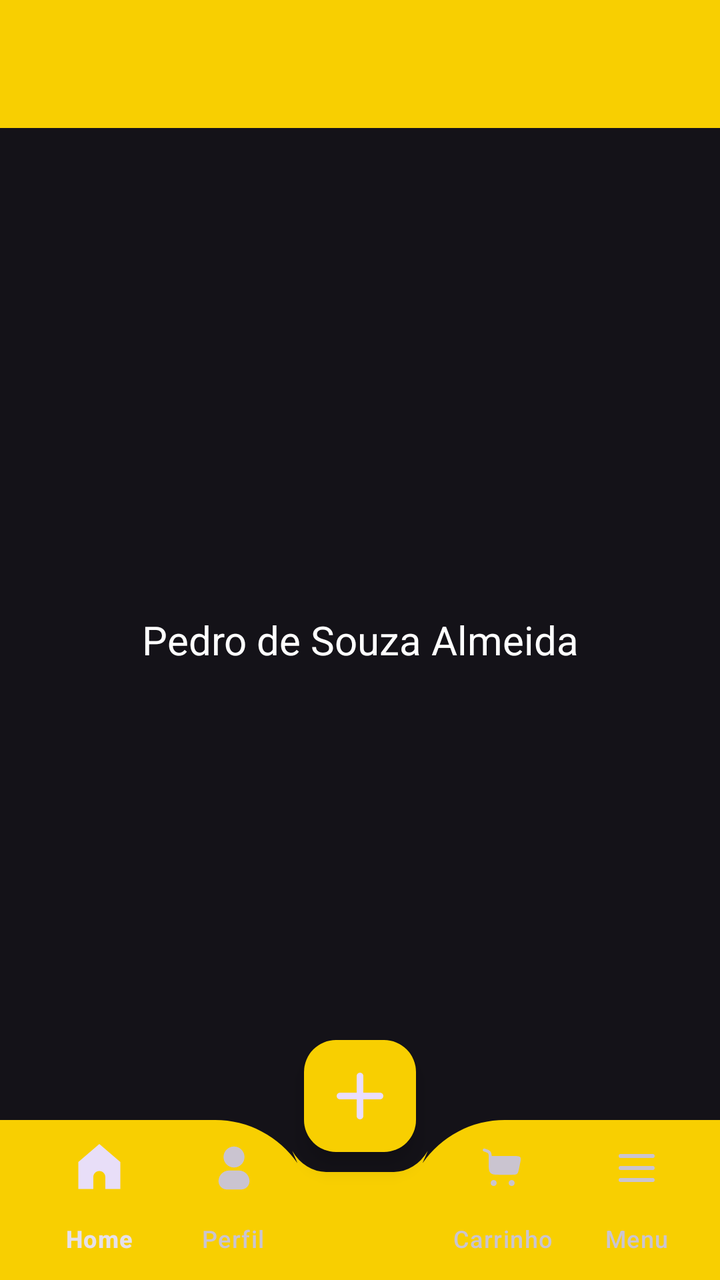
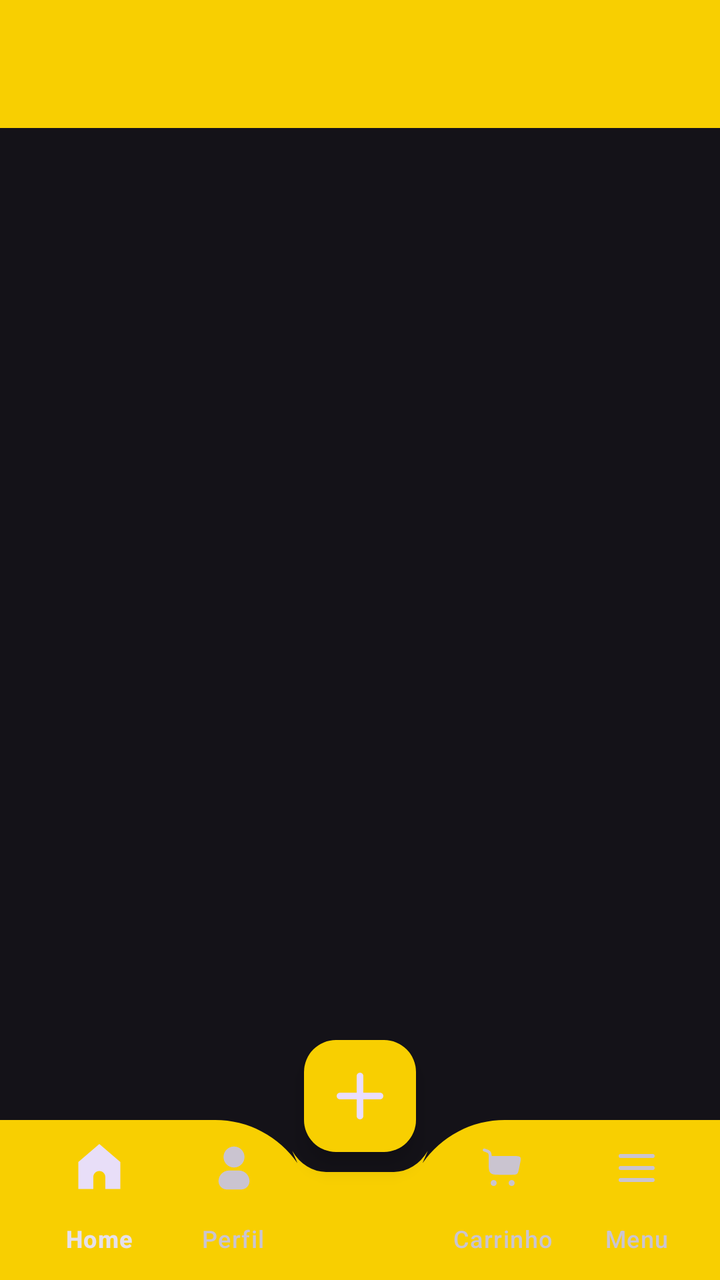

Before-and-after screenshots of an Android layout around one commit, followed by the original layout XML and the change that was made.
<!-- AndroidManifest.xml: application theme Theme.NavigationDrawer -->
<!-- res/layout/activity_main.xml -->
<?xml version="1.0" encoding="utf-8"?>
<androidx.drawerlayout.widget.DrawerLayout
    xmlns:android="http://schemas.android.com/apk/res/android"
    xmlns:app="http://schemas.android.com/apk/res-auto"
    xmlns:tools="http://schemas.android.com/tools"
    android:id="@+id/drawer_layout"
    android:layout_width="match_parent"
    android:layout_height="match_parent"
    tools:context=".MainActivity">



    <androidx.coordinatorlayout.widget.CoordinatorLayout
        android:layout_width="match_parent"
        android:layout_height="match_parent">

        <TextView
            android:layout_width="match_parent"
            android:layout_height="match_parent"
            android:text="Pedro de Souza Almeida"
            android:gravity="center"
            android:textColor="@color/white"
            android:textSize="20sp" />

        <com.google.android.material.appbar.MaterialToolbar
            android:layout_width="match_parent"
            android:layout_height="?attr/actionBarSize"
            android:id="@+id/toolbar"
            android:background="@color/amarelo"
            android:elevation="4dp"
            app:popupTheme="@style/ThemeOverlay.AppCompat.Light"/>

        <FrameLayout
            android:layout_width="match_parent"
            android:layout_height="match_parent"
            android:id="@+id/fragment_container"/>

        <com.google.android.material.bottomappbar.BottomAppBar
            android:layout_width="match_parent"
            android:layout_height="wrap_content"
            android:id="@+id/bottomAppbar"
            android:layout_gravity="bottom"
            app:backgroundTint="@color/amarelo"
            app:fabCradleMargin="10dp"
            app:fabAlignmentMode="center"
            app:fabCradleRoundedCornerRadius="50dp"
            app:fabAnchorMode="cradle">

            <com.google.android.material.bottomnavigation.BottomNavigationView
                android:layout_width="match_parent"
                android:layout_height="wrap_content"
                android:id="@+id/bottom_navigation"
                android:background="@android:color/transparent"
                app:labelVisibilityMode="labeled"
                app:menu="@menu/bottom_menu"/>

        </com.google.android.material.bottomappbar.BottomAppBar>

        <com.google.android.material.floatingactionbutton.FloatingActionButton
            android:layout_width="wrap_content"
            android:layout_height="wrap_content"
            android:id="@+id/fab"
            app:backgroundTint="@color/amarelo"
            android:contentDescription="Adicionar"
            android:src="@drawable/ic_add"
            app:layout_anchor="@id/bottomAppbar"
            app:maxImageSize="40dp"/>



    </androidx.coordinatorlayout.widget.CoordinatorLayout>



    <com.google.android.material.navigation.NavigationView
        android:layout_width="wrap_content"
        android:layout_height="match_parent"
        android:id="@+id/navigation_drawer"
        android:layout_gravity="start"
        android:layout_marginTop="?attr/actionBarSize"
        app:headerLayout="@layout/nav_header"
        app:itemIconTint="@color/amarelo"
        app:itemTextColor="@color/amarelo"
        android:fitsSystemWindows="true"
        app:menu="@menu/nav_menu"/>

</androidx.drawerlayout.widget.DrawerLayout>
<!-- res/layout/nav_header.xml (included above) -->
<?xml version="1.0" encoding="utf-8"?>
<LinearLayout xmlns:android="http://schemas.android.com/apk/res/android"
    android:orientation="vertical"
    android:layout_width="match_parent"
    android:layout_height="176dp"
    android:gravity="top"
    android:padding="16dp"
    android:background="@color/amarelo"
    android:theme="@style/ThemeOverlay.AppCompat.Dark">

    <ImageView
        android:layout_width="match_parent"
        android:layout_height="match_parent"
        android:src="@drawable/logomercado"
        android:layout_gravity="center"/>

</LinearLayout>
<!-- resources referenced by this layout -->
<resources>
  <color name="amarelo">#F8CF01</color>
  <color name="white">#FFFFFFFF</color>
  <!-- drawable ic_add (drawable) -->
  <vector xmlns:android="http://schemas.android.com/apk/res/android" android:height="24dp" android:viewportHeight="24" android:viewportWidth="24" android:width="24dp">
        
      <path android:fillColor="#00000000" android:pathData="M6,12H12M12,12H18M12,12V18M12,12V6" android:strokeColor="#000000" android:strokeLineCap="round" android:strokeLineJoin="round" android:strokeWidth="2"/>
      
  </vector>
  <!-- drawable logomercado: png bitmap (drawable, 24997 bytes) -->
  <style name="Theme.NavigationDrawer" parent="Base.Theme.NavigationDrawer" />
  <style name="Base.Theme.NavigationDrawer" parent="Theme.Material3.Dark.NoActionBar">
          <item name="colorPrimary">#F8CF01</item>
          <item name="colorPrimaryVariant">#9E7B09</item>
          <item name="android:statusBarColor">@color/amarelo</item>
      </style>
</resources>

<!-- the commit's change to res/layout/activity_main.xml (unified diff, before → after) -->
@@ -14,13 +14,7 @@
         android:layout_width="match_parent"
         android:layout_height="match_parent">
 
-        <TextView
-            android:layout_width="match_parent"
-            android:layout_height="match_parent"
-            android:text="Pedro de Souza Almeida"
-            android:gravity="center"
-            android:textColor="@color/white"
-            android:textSize="20sp" />
+
 
         <com.google.android.material.appbar.MaterialToolbar
             android:layout_width="match_parent"
<!-- resource entries referenced after the edit -->
@@ -1,7 +1,6 @@
 <!-- resources referenced by this layout -->
 <resources>
   <color name="amarelo">#F8CF01</color>
-  <color name="white">#FFFFFFFF</color>
   <!-- drawable ic_add (drawable) -->
   <vector xmlns:android="http://schemas.android.com/apk/res/android" android:height="24dp" android:viewportHeight="24" android:viewportWidth="24" android:width="24dp">
         
